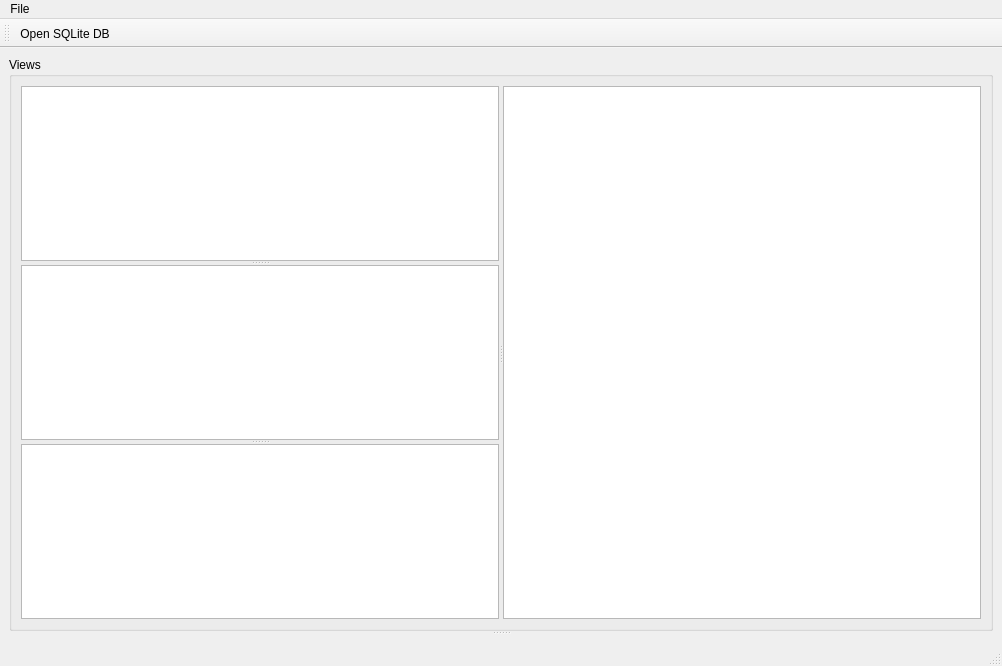
First picture: the form in VTK/Examples/Infovis/Cxx/StatsView/StatsView.ui, repository wildmichael/ParaView3-enhancements-old, before the edit.
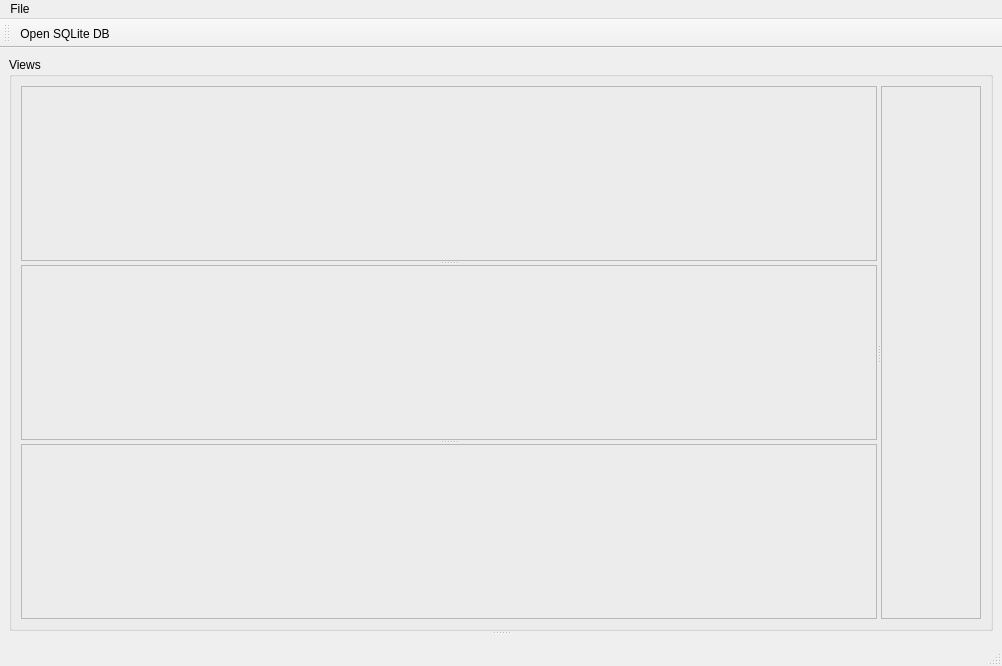
Second picture: the form after the edit. Icons and pictures are not drawn.

Commit message:
ENH: Qt view re-architecting.
Use vtkQtView as a base class for all vtkQtXXXViews.

 - Add record and column views types.

 - Update examples that use qt views.

 - Update paraview bar chart to use the new API.

 - Update OverView plugins that use qt views.

 - Update test using qt views.

 - Changing GetChartWidget to GetWidget.

 - Adding stubs for getting chart options for stacked chart and
   statistical box plot.

The edit to the form file:
```diff
--- a/VTK/Examples/Infovis/Cxx/StatsView/StatsView.ui
+++ b/VTK/Examples/Infovis/Cxx/StatsView/StatsView.ui
@@ -66,52 +66,37 @@
            <property name="orientation" >
             <enum>Qt::Vertical</enum>
            </property>
-           <widget class="QTableView" name="tableView1" >
-            <property name="sizePolicy" >
-             <sizepolicy vsizetype="Expanding" hsizetype="Expanding" >
-              <horstretch>1</horstretch>
-              <verstretch>0</verstretch>
-             </sizepolicy>
+           <widget class="QFrame" name="tableFrame1" >
+            <property name="frameShape" >
+             <enum>QFrame::StyledPanel</enum>
             </property>
-            <property name="alternatingRowColors" >
-             <bool>true</bool>
+            <property name="frameShadow" >
+             <enum>QFrame::Raised</enum>
             </property>
            </widget>
-           <widget class="QTableView" name="tableView2" >
-            <property name="sizePolicy" >
-             <sizepolicy vsizetype="Expanding" hsizetype="Expanding" >
-              <horstretch>1</horstretch>
-              <verstretch>0</verstretch>
-             </sizepolicy>
+           <widget class="QFrame" name="tableFrame2" >
+            <property name="frameShape" >
+             <enum>QFrame::StyledPanel</enum>
             </property>
-            <property name="alternatingRowColors" >
-             <bool>true</bool>
+            <property name="frameShadow" >
+             <enum>QFrame::Raised</enum>
             </property>
            </widget>
-           <widget class="QTableView" name="tableView3" >
-            <property name="sizePolicy" >
-             <sizepolicy vsizetype="Expanding" hsizetype="Expanding" >
-              <horstretch>1</horstretch>
-              <verstretch>0</verstretch>
-             </sizepolicy>
+           <widget class="QFrame" name="tableFrame3" >
+            <property name="frameShape" >
+             <enum>QFrame::StyledPanel</enum>
             </property>
-            <property name="alternatingRowColors" >
-             <bool>true</bool>
+            <property name="frameShadow" >
+             <enum>QFrame::Raised</enum>
             </property>
            </widget>
           </widget>
-          <widget class="QTableView" native="1" name="tableView4" >
-           <property name="sizePolicy" >
-            <sizepolicy vsizetype="Expanding" hsizetype="Expanding" >
-             <horstretch>1</horstretch>
-             <verstretch>1</verstretch>
-            </sizepolicy>
+          <widget class="QFrame" name="tableFrame4" >
+           <property name="frameShape" >
+            <enum>QFrame::StyledPanel</enum>
            </property>
-           <property name="minimumSize" >
-            <size>
-             <width>300</width>
-             <height>300</height>
-            </size>
+           <property name="frameShadow" >
+            <enum>QFrame::Raised</enum>
            </property>
           </widget>
          </widget>
@@ -181,13 +166,6 @@
    </property>
   </action>
  </widget>
- <customwidgets>
-  <customwidget>
-   <class>QVTKWidget</class>
-   <extends>QWidget</extends>
-   <header>QVTKWidget.h</header>
-  </customwidget>
- </customwidgets>
  <resources>
   <include location="Icons/icons.qrc" />
  </resources>
```
Left out of the diff: 2 changed lines with no effect on the pictures. The commit also changes 43 other files.
